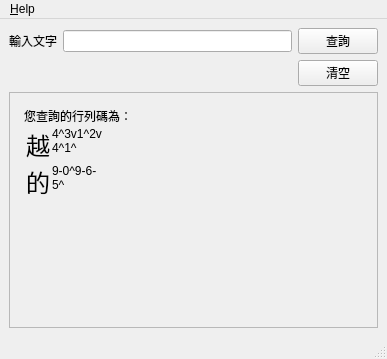
The window that ui.ui (Yoxem/findarray30code) describes before a commit, drawn with Qt 5.
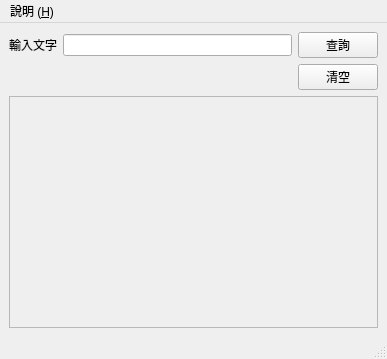
The same window after the commit.

```diff
--- a/ui.ui
+++ b/ui.ui
@@ -120,18 +120,7 @@
              </sizepolicy>
             </property>
             <property name="text">
-             <string>&lt;html&gt;&lt;head/&gt;&lt;body&gt;&lt;p&gt;您查詢的行列碼為：
-&lt;table style=&quot;vertical-align:top;&quot;&gt;
-&lt;tr&gt;
-&lt;td&gt;&lt;span style=&quot; font-size:18pt;&quot;&gt;越&lt;/span&gt;&lt;/td&gt;
-&lt;td &gt;4^3v1^2v&lt;br/&gt;4^1^&lt;/td&gt;
-&lt;/tr&gt;
-&lt;tr&gt;
-&lt;td&gt;&lt;span style=&quot; font-size:18pt;&quot;&gt;的&lt;/span&gt;&lt;/td&gt;
-&lt;td &gt;9-0^9-6-&lt;br/&gt;5^&lt;/td&gt;
-&lt;/tr&gt;
-&lt;/table&gt;
-&lt;/html&gt;</string>
+             <string></string>
             </property>
             <property name="textFormat">
              <enum>Qt::AutoText</enum>
@@ -169,7 +158,7 @@
    </property>
    <widget class="QMenu" name="menu_Help">
     <property name="title">
-     <string>&amp;Help</string>
+     <string>說明 (&amp;H)</string>
     </property>
     <addaction name="action_About"/>
    </widget>
```
Left out of the diff: 2 changed lines with no effect on the pictures.
